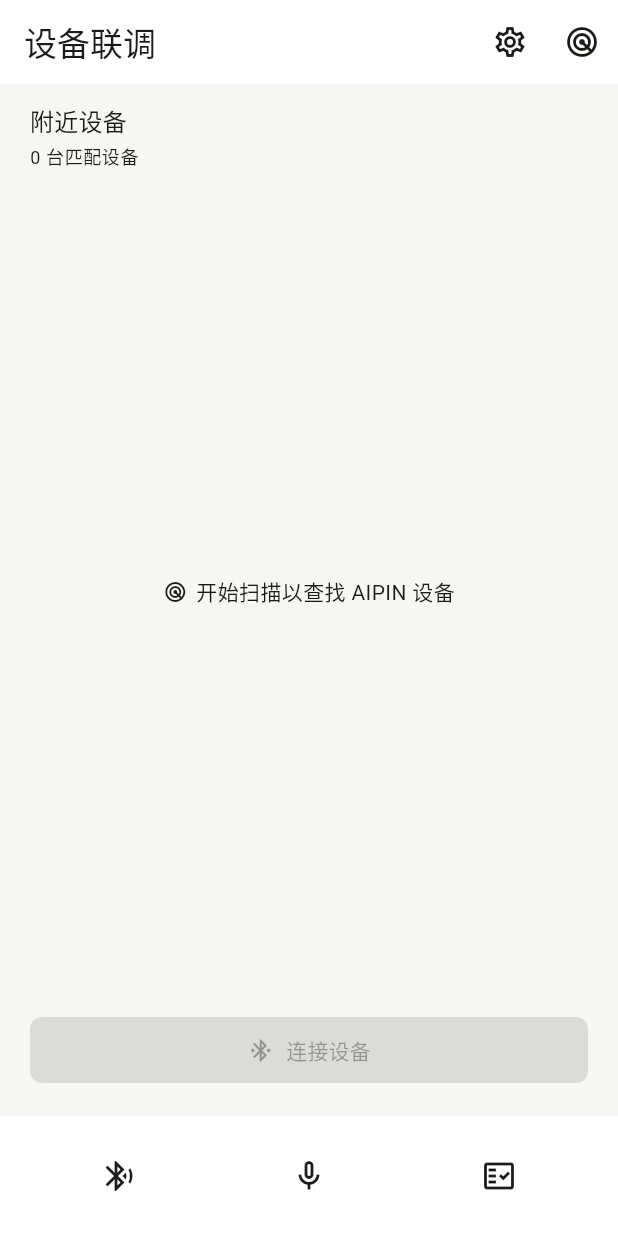
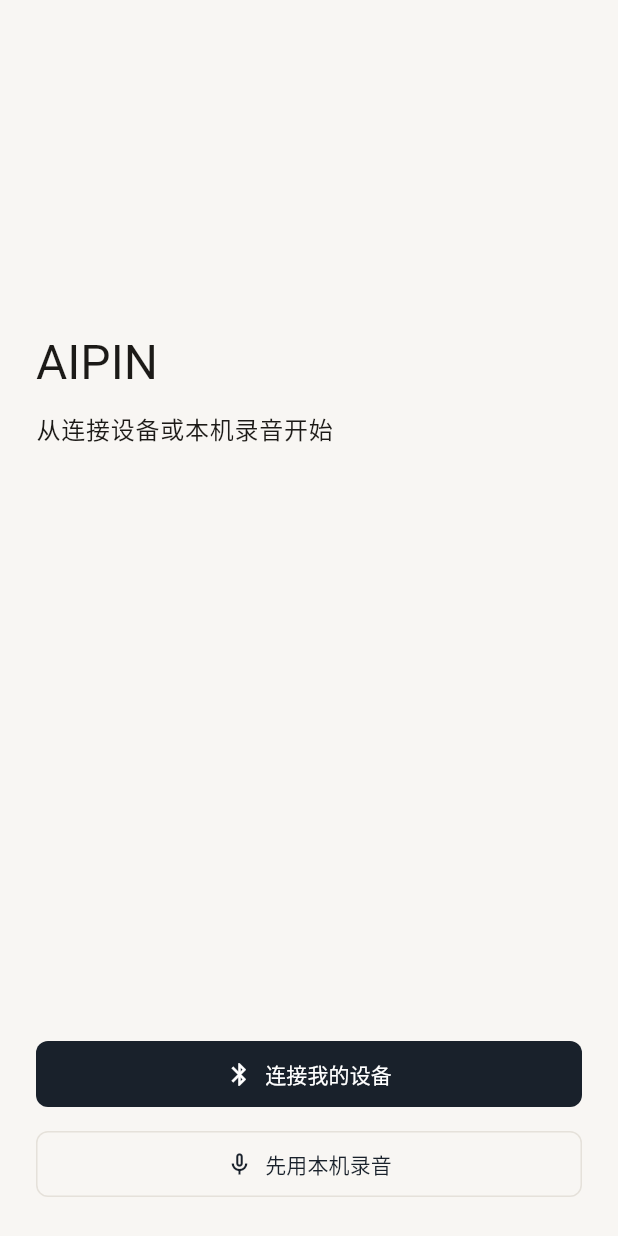
Before and after one commit to 01xkp/EVT_Flutter_APP, a Flutter app: the screen it shows after launch, on a phone screen of 412 x 824 dp. Run offline on Flutter 3.47's test engine with Material 3 defaults, Android fonts, the phone set to English and light mode, and no system bars; our stand-ins replace drift, drift_flutter, flutter_riverpod, just_audio, permission_handler, shared_preferences; missing offline and left inert: flutter_foreground_task, flutter_reactive_ble, record; accounts and stored records are empty; generated files the repository leaves out were written again.

Commit message:
feat: add consumer onboarding and navigation

```diff
--- a/lib/app/app_shell.dart
+++ b/lib/app/app_shell.dart
@@ -1,8 +1,10 @@
 import 'dart:async';
 
+import 'package:evt_ble_app/app/app_destination.dart';
 import 'package:evt_ble_app/app/providers.dart';
 import 'package:evt_ble_app/core/ble/device_profile.dart';
 import 'package:evt_ble_app/core/ble/device_profile_loader.dart';
+import 'package:evt_ble_app/core/design_system/widgets/app_navigation_bar.dart';
 import 'package:evt_ble_app/core/protocol/evt_protocol_codec.dart';
 import 'package:evt_ble_app/features/device_discovery/application/discovery_controller.dart';
 import 'package:evt_ble_app/features/device_discovery/domain/advertisement_filter.dart';
@@ -22,6 +24,8 @@ import 'package:evt_ble_app/features/local_recording/presentation/local_recordin
 import 'package:evt_ble_app/features/local_recording/presentation/recording_hub_page.dart';
 import 'package:evt_ble_app/features/observation/domain/observation_scenario.dart';
 import 'package:evt_ble_app/features/observation/presentation/observation_page.dart';
+import 'package:evt_ble_app/features/onboarding/application/onboarding_controller.dart';
+import 'package:evt_ble_app/features/onboarding/presentation/welcome_page.dart';
 import 'package:evt_ble_app/features/settings/application/theme_mode_controller.dart';
 import 'package:evt_ble_app/features/settings/presentation/settings_page.dart';
 import 'package:flutter/material.dart';
@@ -39,13 +43,15 @@ class AppShell extends ConsumerStatefulWidget {
 
 class _AppShellState extends ConsumerState<AppShell> {
   late final DiscoveryController _discoveryController;
+  late final OnboardingController _onboardingController;
   SessionController? _sessionController;
   EvidenceHistoryController? _evidenceHistoryController;
   RecordingController? _recordingController;
   RecordingLibraryController? _recordingLibraryController;
   Future<void>? _recordingSetup;
   DeviceProfile? _profile;
-  var _destination = 0;
+  var _destination = AppDestination.home;
+  var _isOnboardingLoaded = false;
 
   @override
   void initState() {
@@ -54,11 +60,16 @@ class _AppShellState extends ConsumerState<AppShell> {
       ref.read(bleTransportProvider),
       const AdvertisementFilter(),
     );
+    _onboardingController = OnboardingController(
+      ref.read(onboardingStoreProvider),
+    );
+    unawaited(_loadOnboarding());
   }
 
   @override
   void dispose() {
     _discoveryController.dispose();
+    _onboardingController.dispose();
     _sessionController?.dispose();
     _evidenceHistoryController?.dispose();
     _recordingController?.removeListener(_syncRecordingLibrary);
@@ -75,6 +86,30 @@ class _AppShellState extends ConsumerState<AppShell> {
 
   @override
   Widget build(BuildContext context) {
+    return AnimatedBuilder(
+      animation: _onboardingController,
+      builder: (context, _) {
+        if (!_isOnboardingLoaded) {
+          return const Scaffold(
+            body: Center(child: CircularProgressIndicator()),
+          );
+        }
+        if (!_onboardingController.isComplete) {
+          return WelcomePage(
+            onConnectDevice: () => unawaited(
+              _completeOnboarding(destination: AppDestination.home),
+            ),
+            onUseLocalRecording: () => unawaited(
+              _completeOnboarding(destination: AppDestination.recording),
+            ),
+          );
+        }
+        return _buildConsumerShell(context);
+      },
+    );
+  }
+
+  Widget _buildConsumerShell(BuildContext context) {
     final session = _sessionController;
     return AnimatedBuilder(
       animation: session ?? _discoveryController,
@@ -82,7 +117,7 @@ class _AppShellState extends ConsumerState<AppShell> {
         final canRecord = session?.state.isObservable ?? false;
         return Scaffold(
           body: switch (_destination) {
-            0 =>
+            AppDestination.home =>
               session == null
                   ? DiscoveryPage(
                       controller: _discoveryController,
@@ -94,13 +129,13 @@ class _AppShellState extends ConsumerState<AppShell> {
                       onStartObservation: () => _openObservation(session.state),
                       onRetry: () => _retrySession(session),
                     ),
-            1 =>
+            AppDestination.records =>
               _evidenceHistoryController == null
                   ? const SizedBox.shrink()
                   : EvidenceHistoryPage(
                       controller: _evidenceHistoryController!,
                     ),
-            2 => RecordingHubPage(
+            AppDestination.recording => RecordingHubPage(
               isHardwareObservable: canRecord,
               onStartLocal: _openActiveRecording,
               onOpenLibrary: _openLocalRecordingLibrary,
@@ -111,36 +146,45 @@ class _AppShellState extends ConsumerState<AppShell> {
                     )
                   : null,
             ),
-            _ => const SizedBox.shrink(),
           },
-          bottomNavigationBar: BottomAppBar(
-            child: SizedBox(
-              height: 60,
-              child: Row(
-                mainAxisAlignment: MainAxisAlignment.spaceAround,
-                children: [
-                  IconButton(
-                    tooltip: '设备联调',
-                    onPressed: () => setState(() => _destination = 0),
-                    icon: const Icon(Icons.bluetooth_searching_outlined),
-                  ),
-                  IconButton(
-                    tooltip: '录音',
-                    onPressed: () => setState(() => _destination = 2),
-                    icon: const Icon(Icons.mic_none_outlined),
-                  ),
-                  IconButton(
-                    tooltip: '查看证据',
-                    onPressed: _openEvidenceHistory,
-                    icon: const Icon(Icons.fact_check_outlined),
-                  ),
-                ],
-              ),
-            ),
+          bottomNavigationBar: AppNavigationBar(
+            selected: _destination,
+            onSelected: _selectDestination,
           ),
         );
       },
     );
+  }
+
+  Future<void> _loadOnboarding() async {
+    await _onboardingController.load();
+    if (mounted) {
+      setState(() => _isOnboardingLoaded = true);
+    }
+  }
+
+  Future<void> _completeOnboarding({
+    required AppDestination destination,
+  }) async {
+    await _onboardingController.complete();
+    if (!mounted) {
+      return;
+    }
+    setState(() {
+      _isOnboardingLoaded = true;
+      _destination = destination;
+    });
+    if (destination == AppDestination.home) {
+      _discoveryController.start();
+    }
+  }
+
+  void _selectDestination(AppDestination destination) {
+    if (destination == AppDestination.records) {
+      _openEvidenceHistory();
+      return;
+    }
+    setState(() => _destination = destination);
   }
 
   Future<void> _openSession(DeviceCandidate candidate) async {
@@ -159,7 +203,7 @@ class _AppShellState extends ConsumerState<AppShell> {
       setState(() {
         _sessionController = controller;
         _profile = profile;
-        _destination = 0;
+        _destination = AppDestination.home;
       });
       await controller.connect(candidate);
     } catch (_) {
@@ -199,7 +243,7 @@ class _AppShellState extends ConsumerState<AppShell> {
       ref.read(evidenceRepositoryProvider),
     );
     unawaited(_evidenceHistoryController!.load());
-    setState(() => _destination = 1);
+    setState(() => _destination = AppDestination.records);
   }
 
   void _retrySession(SessionController controller) {
--- a/lib/app/providers.dart
+++ b/lib/app/providers.dart
@@ -5,6 +5,8 @@ import 'package:evt_ble_app/core/ble/reactive_ble_transport.dart';
 import 'package:evt_ble_app/core/persistence/app_database.dart';
 import 'package:evt_ble_app/features/evidence/data/drift_evidence_repository.dart';
 import 'package:evt_ble_app/features/evidence/domain/evidence_repository.dart';
+import 'package:evt_ble_app/features/onboarding/data/shared_preferences_onboarding_store.dart';
+import 'package:evt_ble_app/features/onboarding/domain/onboarding_store.dart';
 import 'package:evt_ble_app/features/local_recording/data/app_recording_file_store.dart';
 import 'package:evt_ble_app/features/local_recording/data/drift_local_recording_repository.dart';
 import 'package:evt_ble_app/features/local_recording/data/foreground_recording_service.dart';
@@ -19,6 +21,10 @@ import 'package:flutter_riverpod/flutter_riverpod.dart';
 
 final bleTransportProvider = Provider<BleTransport>((ref) {
   return ReactiveBleTransport();
+});
+
+final onboardingStoreProvider = Provider<OnboardingStore>((ref) {
+  return SharedPreferencesOnboardingStore();
 });
 
 final appDatabaseProvider = Provider<AppDatabase>((ref) {
--- /dev/null
+++ b/lib/features/onboarding/application/onboarding_controller.dart
@@ -0,0 +1,23 @@
+import 'package:evt_ble_app/features/onboarding/domain/onboarding_store.dart';
+import 'package:flutter/foundation.dart';
+
+class OnboardingController extends ChangeNotifier {
+  OnboardingController(this._store);
+
+  final OnboardingStore _store;
+  bool _isComplete = false;
+
+  bool get isComplete => _isComplete;
+
+  Future<bool> load() async {
+    _isComplete = await _store.isComplete();
+    notifyListeners();
+    return _isComplete;
+  }
+
+  Future<void> complete() async {
+    await _store.markComplete();
+    _isComplete = true;
+    notifyListeners();
+  }
+}
--- /dev/null
+++ b/lib/features/onboarding/domain/onboarding_store.dart
@@ -0,0 +1,5 @@
+abstract interface class OnboardingStore {
+  Future<bool> isComplete();
+
+  Future<void> markComplete();
+}
--- /dev/null
+++ b/lib/features/onboarding/presentation/welcome_page.dart
@@ -0,0 +1,56 @@
+import 'package:evt_ble_app/core/design_system/widgets/app_button.dart';
+import 'package:flutter/material.dart';
+
+class WelcomePage extends StatelessWidget {
+  const WelcomePage({
+    super.key,
+    required this.onConnectDevice,
+    required this.onUseLocalRecording,
+  });
+
+  final VoidCallback onConnectDevice;
+  final VoidCallback onUseLocalRecording;
+
+  @override
+  Widget build(BuildContext context) {
+    return Scaffold(
+      body: SafeArea(
+        child: Center(
+          child: ConstrainedBox(
+            constraints: const BoxConstraints(maxWidth: 480),
+            child: Padding(
+              padding: const EdgeInsets.all(24),
+              child: Column(
+                crossAxisAlignment: CrossAxisAlignment.stretch,
+                children: [
+                  const Spacer(),
+                  Text(
+                    'AIPIN',
+                    style: Theme.of(context).textTheme.headlineLarge,
+                  ),
+                  const SizedBox(height: 12),
+                  Text(
+                    '从连接设备或本机录音开始',
+                    style: Theme.of(context).textTheme.bodyLarge,
+                  ),
+                  const Spacer(flex: 2),
+                  AppButton.primary(
+                    label: '连接我的设备',
+                    onPressed: onConnectDevice,
+                    icon: Icons.bluetooth_outlined,
+                  ),
+                  const SizedBox(height: 12),
+                  AppButton.secondary(
+                    label: '先用本机录音',
+                    onPressed: onUseLocalRecording,
+                    icon: Icons.mic_none_outlined,
+                  ),
+                ],
+              ),
+            ),
+          ),
+        ),
+      ),
+    );
+  }
+}
```
Also changed, not shown: lib/features/onboarding/data/shared_preferences_onboarding_store.dart (added, +17 -0 lines), 4 other files.
